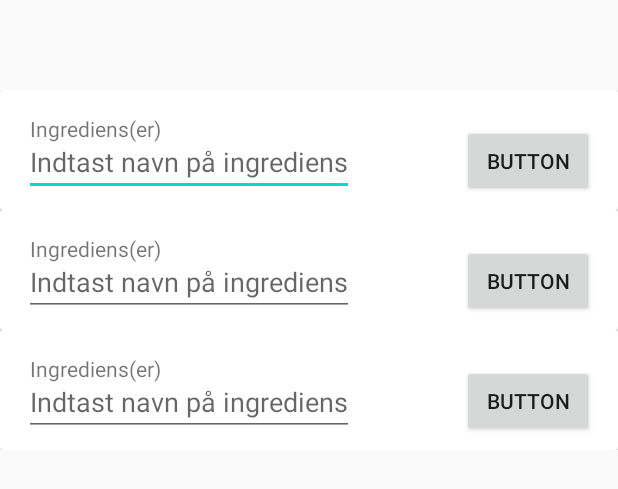
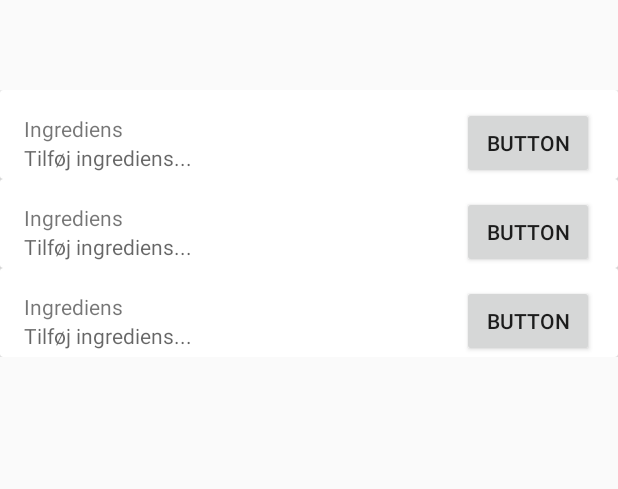
Before and after one commit to aleksanderlj/MadBudget, an Android app: the layout activity_create_recipes.xml on its own in the app's theme, with its tools: preview values and no code run, on a phone screen of 412 x 824 dp. Shown: the top 489 px of the screen. Run offline under Robolectric (Android 15) with nearby library versions, the phone set to English and light mode, and no system bars.

Commit message:
added create ingredient

```diff
--- a/app/build.gradle
+++ b/app/build.gradle
@@ -33,6 +33,9 @@ dependencies {
     implementation 'androidx.recyclerview:recyclerview:1.1.0'
     implementation 'androidx.cardview:cardview:1.0.0'
     implementation 'com.google.android.material:material:1.2.1'
+    implementation 'androidx.navigation:navigation-fragment-ktx:2.3.0'
+    implementation 'androidx.navigation:navigation-ui-ktx:2.3.0'
+    implementation 'org.jetbrains.anko:anko-common:0.9'
     testImplementation 'junit:junit:4.12'
     androidTestImplementation 'androidx.test.ext:junit:1.1.1'
     androidTestImplementation 'androidx.test.espresso:espresso-core:3.2.0'
--- a/app/src/main/java/com/example/madbudget/MainActivity.kt
+++ b/app/src/main/java/com/example/madbudget/MainActivity.kt
@@ -15,7 +15,7 @@ class MainActivity : AppCompatActivity() {
             startActivity(recipesActivity);
         }
         createRecipes.setOnClickListener{
-            val createRecipesActivity = Intent(this, CreateRecipe::class.java)
+            val createRecipesActivity = Intent(this, CreateRecipeActivity::class.java)
             startActivity(createRecipesActivity)
         }
     }
--- a/app/src/main/res/layout/activity_create_recipes.xml
+++ b/app/src/main/res/layout/activity_create_recipes.xml
@@ -35,5 +35,5 @@
         app:layout_constraintEnd_toEndOf="parent"
         app:layout_constraintStart_toStartOf="parent"
         app:layout_constraintTop_toTopOf="@+id/guideline"
-        tools:listitem="@layout/ingredient_item" />
+        tools:listitem="@layout/ingredient_item_in_recipe" />
 </androidx.constraintlayout.widget.ConstraintLayout>
--- a/app/src/main/res/layout/ingredient_item.xml
+++ b/app/src/main/res/layout/ingredient_item.xml
@@ -9,70 +9,25 @@
         android:layout_height="match_parent">
 
         <TextView
-            android:id="@+id/title_text"
-            android:layout_width="wrap_content"
-            android:layout_height="wrap_content"
-            android:layout_marginStart="4dp"
-            android:text="Ingrediens(er)"
-            app:layout_constraintBottom_toTopOf="@+id/guideline7"
-            app:layout_constraintStart_toStartOf="@+id/guideline5"
-            app:layout_constraintTop_toTopOf="@+id/guideline8" />
-
-        <androidx.constraintlayout.widget.Guideline
-            android:id="@+id/guideline5"
-            android:layout_width="wrap_content"
-            android:layout_height="wrap_content"
-            android:orientation="vertical"
-            app:layout_constraintGuide_begin="16dp" />
-
-        <androidx.constraintlayout.widget.Guideline
-            android:id="@+id/guideline6"
-            android:layout_width="wrap_content"
-            android:layout_height="wrap_content"
-            android:orientation="vertical"
-            app:layout_constraintGuide_end="16dp" />
-
-        <androidx.constraintlayout.widget.Guideline
-            android:id="@+id/guideline7"
-            android:layout_width="wrap_content"
-            android:layout_height="wrap_content"
-            android:orientation="horizontal"
-            app:layout_constraintGuide_begin="35dp" />
-
-        <androidx.constraintlayout.widget.Guideline
-            android:id="@+id/guideline8"
-            android:layout_width="wrap_content"
-            android:layout_height="wrap_content"
-            android:orientation="horizontal"
-            app:layout_constraintGuide_begin="16dp" />
-
-        <EditText
             android:id="@+id/ingredient_name"
             android:layout_width="wrap_content"
             android:layout_height="wrap_content"
-            android:layout_marginBottom="20dp"
-            android:hint="Indtast navn på ingrediens"
-            app:layout_constraintBottom_toTopOf="@+id/guideline10"
-            app:layout_constraintStart_toStartOf="@+id/guideline5"
-            app:layout_constraintTop_toBottomOf="@+id/title_text" />
+            android:text="adwadawdAWDAWD"
+            android:textSize="24sp"
+            app:layout_constraintBottom_toBottomOf="parent"
+            app:layout_constraintStart_toStartOf="parent"
+            app:layout_constraintTop_toTopOf="parent" />
 
-        <androidx.constraintlayout.widget.Guideline
-            android:id="@+id/guideline10"
-            android:layout_width="wrap_content"
-            android:layout_height="wrap_content"
-            android:orientation="horizontal"
-            app:layout_constraintGuide_begin="80dp" />
-
-        <Button
-            android:id="@+id/button"
-            android:layout_width="wrap_content"
-            android:layout_height="wrap_content"
-            android:layout_marginBottom="20dp"
-            android:text="Button"
-            app:layout_constraintBottom_toTopOf="@+id/guideline10"
-            app:layout_constraintEnd_toStartOf="@+id/guideline6"
-            app:layout_constraintTop_toTopOf="@+id/guideline7" />
+        <View
+            android:id="@+id/divider2"
+            android:layout_width="match_parent"
+            android:layout_height="1dp"
+            android:background="?android:attr/listDivider"
+            app:layout_constraintBottom_toBottomOf="parent"
+            tools:layout_editor_absoluteX="0dp" />
 
     </androidx.constraintlayout.widget.ConstraintLayout>
 
+
+
 </androidx.cardview.widget.CardView>
--- /dev/null
+++ b/app/src/main/res/layout/ingredient_item_in_recipe.xml
@@ -0,0 +1,104 @@
+<?xml version="1.0" encoding="utf-8"?>
+<androidx.cardview.widget.CardView xmlns:android="http://schemas.android.com/apk/res/android"
+    xmlns:app="http://schemas.android.com/apk/res-auto"
+    xmlns:tools="http://schemas.android.com/tools"
+    android:layout_width="match_parent" android:layout_height="wrap_content">
+
+    <androidx.constraintlayout.widget.ConstraintLayout
+        android:layout_width="match_parent"
+        android:layout_height="match_parent">
+
+        <TextView
+            android:id="@+id/title_text"
+            android:layout_width="wrap_content"
+            android:layout_height="wrap_content"
+            android:text="Ingrediens"
+            app:layout_constraintBottom_toTopOf="@+id/guideline7"
+            app:layout_constraintStart_toStartOf="@+id/guideline5"
+            app:layout_constraintTop_toTopOf="@+id/guideline8" />
+
+        <androidx.constraintlayout.widget.Guideline
+            android:id="@+id/guideline5"
+            android:layout_width="wrap_content"
+            android:layout_height="wrap_content"
+            android:orientation="vertical"
+            app:layout_constraintGuide_begin="16dp" />
+
+        <androidx.constraintlayout.widget.Guideline
+            android:id="@+id/guideline6"
+            android:layout_width="wrap_content"
+            android:layout_height="wrap_content"
+            android:orientation="vertical"
+            app:layout_constraintGuide_end="16dp" />
+
+        <androidx.constraintlayout.widget.Guideline
+            android:id="@+id/guideline7"
+            android:layout_width="wrap_content"
+            android:layout_height="wrap_content"
+            android:orientation="horizontal"
+            app:layout_constraintGuide_begin="35dp" />
+
+        <androidx.constraintlayout.widget.Guideline
+            android:id="@+id/guideline8"
+            android:layout_width="wrap_content"
+            android:layout_height="wrap_content"
+            android:orientation="horizontal"
+            app:layout_constraintGuide_begin="16dp" />
+
+        <TextView
+            android:id="@+id/ingredient_name"
+            android:layout_width="wrap_content"
+            android:layout_height="wrap_content"
+            android:hint="Tilføj ingrediens..."
+            app:layout_constraintBottom_toTopOf="@+id/guideline10"
+            app:layout_constraintStart_toStartOf="@+id/guideline5"
+            app:layout_constraintTop_toBottomOf="@+id/title_text" />
+
+        <androidx.constraintlayout.widget.Guideline
+            android:id="@+id/guideline10"
+            android:layout_width="wrap_content"
+            android:layout_height="wrap_content"
+            android:orientation="horizontal"
+            app:layout_constraintGuide_begin="54dp" />
+
+        <TextView
+            android:id="@+id/ingredient_amount"
+            android:layout_width="wrap_content"
+            android:layout_height="wrap_content"
+            android:layout_marginStart="20dp"
+            android:text=""
+            app:layout_constraintBottom_toTopOf="@+id/guideline10"
+            app:layout_constraintStart_toEndOf="@+id/ingredient_name"
+            app:layout_constraintTop_toTopOf="@+id/guideline7" />
+
+        <TextView
+            android:id="@+id/ingredient_category"
+            android:layout_width="wrap_content"
+            android:layout_height="wrap_content"
+            android:layout_marginStart="20dp"
+            app:layout_constraintBottom_toTopOf="@+id/guideline10"
+            app:layout_constraintStart_toEndOf="@+id/ingredient_amount"
+            app:layout_constraintTop_toTopOf="@+id/guideline7" />
+
+        <Button
+            android:id="@+id/button"
+            android:layout_width="wrap_content"
+            android:layout_height="wrap_content"
+            android:text="Button"
+            app:layout_constraintBottom_toTopOf="@+id/guideline10"
+            app:layout_constraintEnd_toStartOf="@+id/guideline6"
+            app:layout_constraintTop_toTopOf="@+id/guideline8" />
+
+        <!--<Button
+            android:id="@+id/button"
+            android:layout_width="wrap_content"
+            android:layout_height="wrap_content"
+            android:layout_marginBottom="20dp"
+            android:text="Button"
+            app:layout_constraintBottom_toTopOf="@+id/guideline10"
+            app:layout_constraintEnd_toStartOf="@+id/guideline6"
+            app:layout_constraintTop_toTopOf="@+id/guideline7" />-->
+
+    </androidx.constraintlayout.widget.ConstraintLayout>
+
+</androidx.cardview.widget.CardView>
```
Also changed, not shown: app/src/main/AndroidManifest.xml (+4 -3 lines), app/src/main/java/com/example/madbudget/CreateIngredientActivity.kt (added, +38 -0 lines), app/src/main/java/com/example/madbudget/CreateRecipe.kt (deleted, +0 -37 lines), app/src/main/java/com/example/madbudget/CreateRecipeActivity.kt (added, +45 -0 lines), app/src/main/java/com/example/madbudget/IngredientAdapter.kt (+35 -12 lines), app/src/main/java/com/example/madbudget/models/Ingredient.kt (+5 -2 lines), app/src/main/res/layout/activity_create_ingredient.xml (added, +43 -0 lines).
